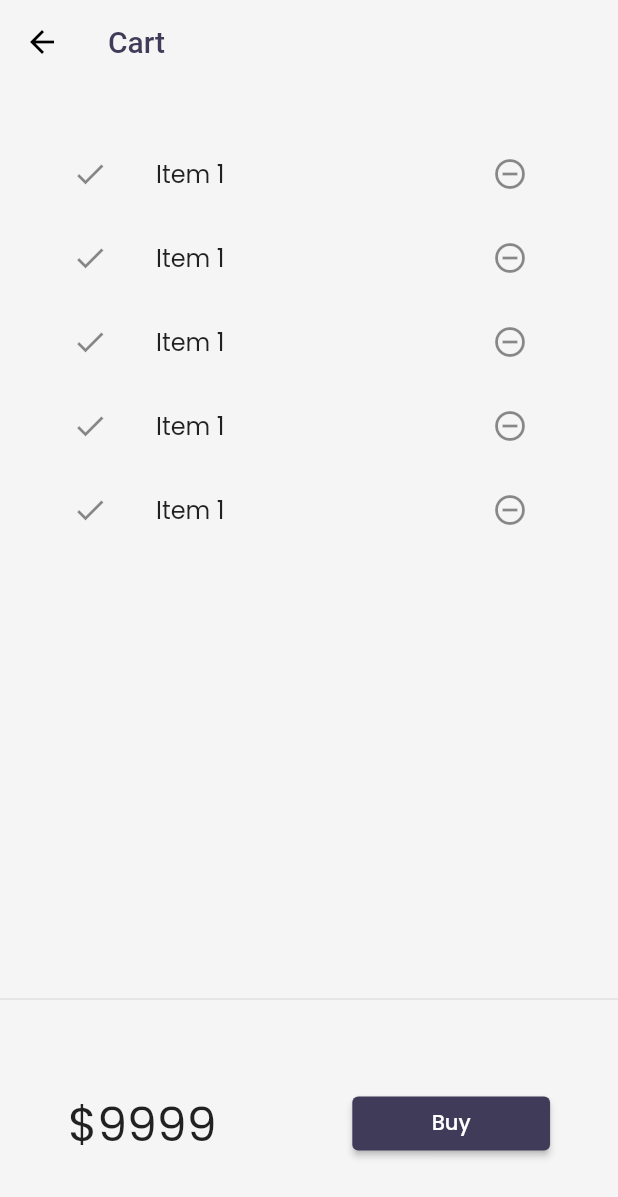
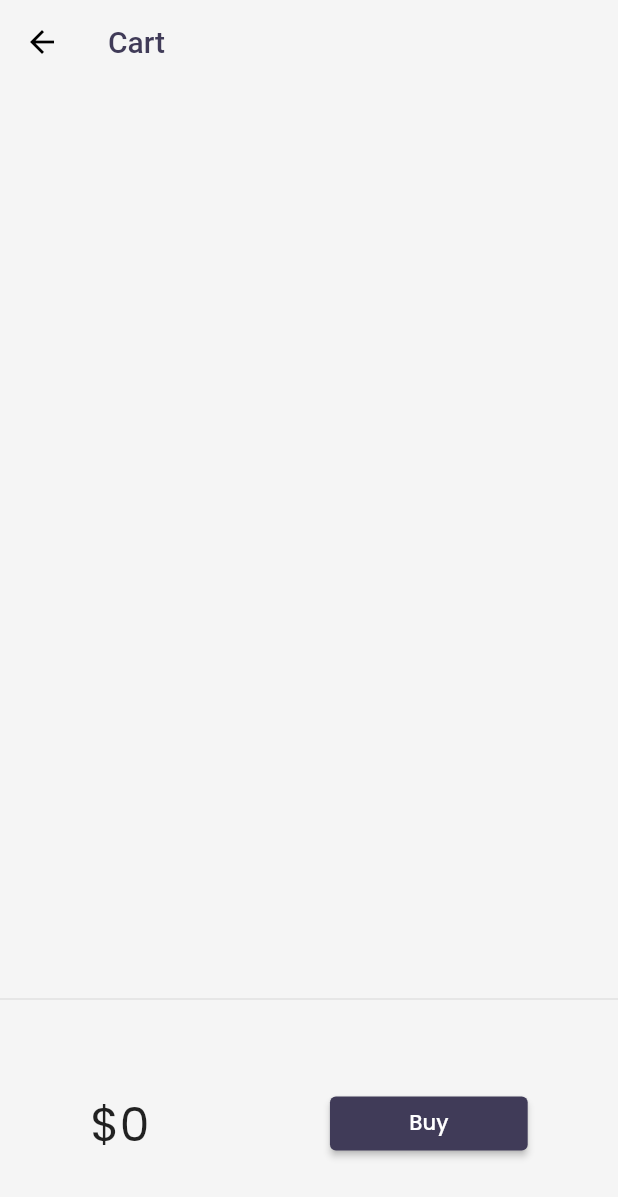
Before and after one commit to bamakant/FlutterTutorials, a Flutter app: the HomePage screen opened by its route, after a tap on an icon or button, on a phone screen of 412 x 824 dp. Shown: the top 1197 px of the screen. Run offline on Flutter 3.47's test engine with Material 2 defaults, Android fonts, the phone set to English and light mode, and no system bars; our stand-ins replace google_fonts, velocity_x; network calls fail.

Commit message:
Day 24 completed

```diff
--- a/lib/models/cart.dart
+++ b/lib/models/cart.dart
@@ -1,6 +1,13 @@
 import 'package:flutter_catalog/models/catalog.dart';
 
 class CartModel {
+//making this as Singleton class
+  static final cartModel = CartModel._internal();
+
+  CartModel._internal();
+
+  factory CartModel() => cartModel;
+
 //Catalog Model
   late CatalogModel _catalog;
 
@@ -19,16 +26,16 @@ class CartModel {
   List<Item> get items => _itemIds.map((id) => _catalog.getById(id)).toList();
 
   //Get total price
-  num get _totalPrice =>
+  num get totalPrice =>
       items.fold(0, (previousValue, element) => previousValue + element.price);
 
 //Add item
-  void Add(Item item) {
+  void add(Item item) {
     _itemIds.add(item.id);
   }
 
 //Remove item
-  void Remove(Item item) {
+  void remove(Item item) {
     _itemIds.remove(item.id);
   }
 }
--- a/lib/models/catalog.dart
+++ b/lib/models/catalog.dart
@@ -1,4 +1,13 @@
+import 'package:flutter_catalog/models/cart.dart';
+
 class CatalogModel {
+//making this as singleton class
+  static final catalogModel = CatalogModel._internal();
+
+  CatalogModel._internal();
+
+  factory CatalogModel() => catalogModel;
+
   static List<Item> items = [];
 
   Item getById(int id) =>
--- a/lib/pages/cart_page.dart
+++ b/lib/pages/cart_page.dart
@@ -1,4 +1,5 @@
 import 'package:flutter/material.dart';
+import 'package:flutter_catalog/models/cart.dart';
 import 'package:velocity_x/velocity_x.dart';
 
 class CartPage extends StatelessWidget {
@@ -29,12 +30,13 @@ class _CartTotal extends StatelessWidget {
 
   @override
   Widget build(BuildContext context) {
+    final _cart = CartModel();
     return SizedBox(
       height: 150,
       child: Row(
         mainAxisAlignment: MainAxisAlignment.spaceAround,
         children: [
-          "\$9999".text.xl4.make(),
+          "\$${_cart.totalPrice}".text.xl4.make(),
           ElevatedButton(
             onPressed: () {
               ScaffoldMessenger.of(context).showSnackBar(
@@ -61,11 +63,12 @@ class _CartList extends StatefulWidget {
 class __CartListState extends State<_CartList> {
   @override
   Widget build(BuildContext context) {
+    final _cart = CartModel();
     return ListView.builder(
-      itemCount: 5,
+      itemCount: _cart.items.length,
       itemBuilder: (context, index) => ListTile(
         leading: const Icon(Icons.done),
-        title: "Item 1".text.make(),
+        title: _cart.items[index].name.text.make(),
         trailing: IconButton(
             onPressed: () {},
             icon: const Icon(Icons.remove_circle_outline_outlined)),
--- a/lib/widgets/home_widgets/catalog_list.dart
+++ b/lib/widgets/home_widgets/catalog_list.dart
@@ -1,4 +1,5 @@
 import 'package:flutter/material.dart';
+import 'package:flutter_catalog/models/cart.dart';
 import 'package:flutter_catalog/pages/home_details_page.dart';
 import 'package:velocity_x/velocity_x.dart';
 
@@ -50,14 +51,8 @@ class CatalogItem extends StatelessWidget {
                 alignment: MainAxisAlignment.spaceBetween,
                 children: [
                   "\$ ${catalog.price}".text.make(),
-                  ElevatedButton(
-                    onPressed: () {},
-                    child: "Add to cart".text.make(),
-                    style: ButtonStyle(
-                        backgroundColor: MaterialStateProperty.all(
-                            context.theme.buttonColor),
-                        shape:
-                            MaterialStateProperty.all(const StadiumBorder())),
+                  _AddToCart(
+                    catalog: catalog,
                   ).pOnly(right: 8)
                 ],
               )
@@ -68,3 +63,36 @@ class CatalogItem extends StatelessWidget {
     )).color(context.cardColor).rounded.square(150).make().py16();
   }
 }
+
+class _AddToCart extends StatefulWidget {
+  final Item catalog;
+  const _AddToCart({
+    Key? key,
+    required this.catalog,
+  }) : super(key: key);
+
+  @override
+  State<_AddToCart> createState() => _AddToCartState();
+}
+
+class _AddToCartState extends State<_AddToCart> {
+  bool isAdded = false;
+
+  @override
+  Widget build(BuildContext context) {
+    return ElevatedButton(
+      onPressed: () {
+        isAdded = isAdded.toggle();
+        final _cart = CartModel();
+        final _catalog = CatalogModel();
+        _cart.catalog = _catalog;
+        _cart.add(widget.catalog);
+        setState(() {});
+      },
+      child: isAdded ? const Icon(Icons.done) : "Add to cart".text.make(),
+      style: ButtonStyle(
+          backgroundColor: MaterialStateProperty.all(context.theme.buttonColor),
+          shape: MaterialStateProperty.all(const StadiumBorder())),
+    );
+  }
+}
```
